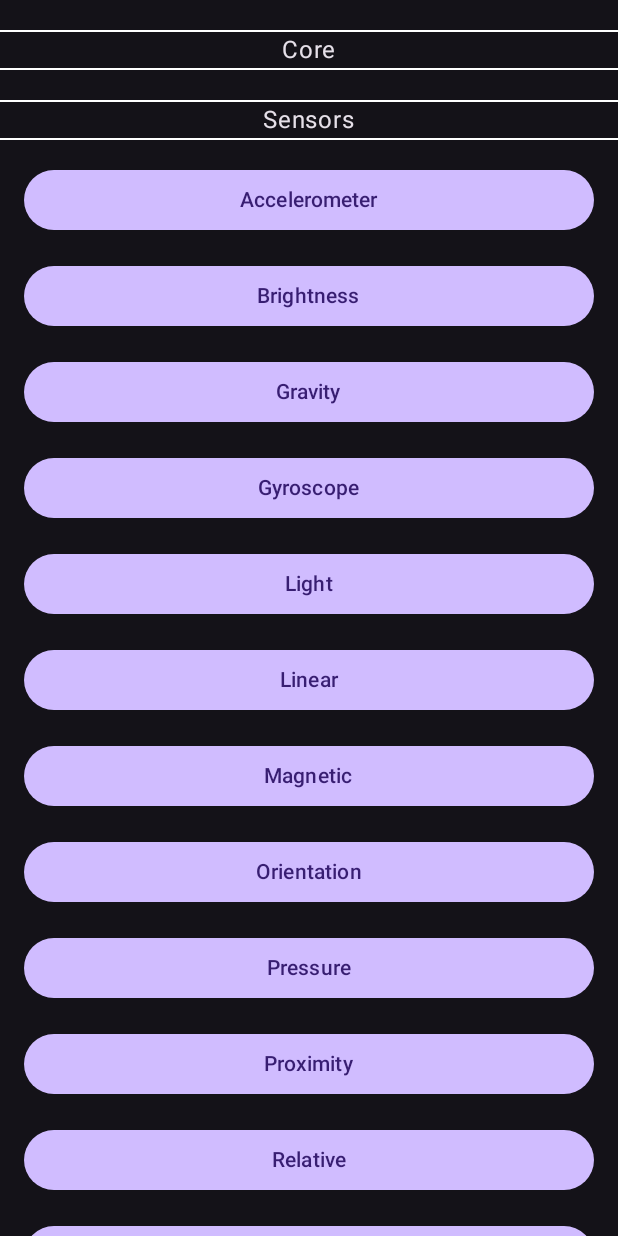
After one commit to JunkieLabs/sensify-android, an Android app built with Jetpack Compose: the LabsSensorsPage screen opened through its navigation route, on a phone screen of 412 x 824 dp. The commit adds this screen. Run offline under Robolectric (Android 15) with nearby library versions, the phone set to English and light mode, and no system bars; our stand-ins replace accompanist.

Commit message:
modified navigation

```diff
--- /dev/null
+++ b/app/src/main/java/io/sensify/sensor/ui/labs/navigations/NavDirectionsLabs.kt
@@ -0,0 +1,31 @@
+package io.sensify.sensor.ui.labs.navigations
+
+import androidx.navigation.NavController
+import androidx.navigation.NavGraphBuilder
+import androidx.navigation.compose.composable
+import androidx.navigation.compose.navigation
+import com.google.accompanist.pager.ExperimentalPagerApi
+import io.sensify.sensor.ui.labs.root.LabsPage
+import io.sensify.sensor.ui.labs.sensors.LabsSensorsPage
+import io.sensify.sensor.ui.labs.viewpager.ViewPagerSlider
+
+/**
+ * Created by Niraj on 04-08-2022.
+ */
+sealed class NavDirectionsLabs(val route: String) {
+    object Root: NavDirectionsLabs("root")
+    object Sensors: NavDirectionsLabs("sensors")
+    object Styles: NavDirectionsLabs("styles")
+    object ViewPager: NavDirectionsLabs("view_pager_screen")
+
+}
+
+@OptIn(ExperimentalPagerApi::class)
+fun NavGraphBuilder.labsGraph(navController: NavController){
+    navigation(startDestination = NavDirectionsLabs.Root.route, route = "labs1") {
+        composable(NavDirectionsLabs.Root.route) { LabsPage(navController) }
+        composable(NavDirectionsLabs.Sensors.route) { LabsSensorsPage(navController) }
+        composable(NavDirectionsLabs.ViewPager.route) { ViewPagerSlider() }
+        composable(NavDirectionsLabs.Styles.route) { LabsSensorsPage(navController) }
+    }
+}
--- /dev/null
+++ b/app/src/main/java/io/sensify/sensor/ui/labs/root/LabsPage.kt
@@ -0,0 +1,108 @@
+package io.sensify.sensor.ui.labs.root
+
+import androidx.compose.foundation.layout.*
+import androidx.compose.foundation.rememberScrollState
+import androidx.compose.foundation.verticalScroll
+import androidx.compose.material3.Button
+import androidx.compose.material3.Divider
+import androidx.compose.material3.Text
+import androidx.compose.runtime.Composable
+import androidx.compose.ui.Alignment
+import androidx.compose.ui.Modifier
+import androidx.compose.ui.graphics.Color
+import androidx.compose.ui.unit.dp
+import androidx.compose.ui.unit.sp
+import androidx.navigation.NavController
+import io.sensify.sensor.ui.labs.navigations.NavDirectionsLabs
+
+/**
+ * Created by Niraj on 04-08-2022.
+ */
+
+@Composable
+fun LabsPage(navController: NavController) {
+    Column(
+        modifier = Modifier
+            .fillMaxSize()
+            .verticalScroll(rememberScrollState()),
+    ) {
+
+        Spacer(modifier = Modifier.height(20.dp))
+        Divider(color = Color.White, thickness = 1.dp)
+        Text(
+            text = "Core", modifier = Modifier
+                .align(alignment = Alignment.CenterHorizontally)
+                .padding(0.dp),
+            fontSize = 16.sp
+        )
+        Divider(color = Color.White, thickness = 1.dp)
+
+
+        Spacer(modifier = Modifier.height(16.dp))
+        Button(
+            onClick = { },
+            modifier = Modifier
+                .fillMaxWidth()
+                .padding(start = 16.dp, end = 16.dp)
+        ) {
+            Text(text = "Home")
+        }
+
+        Spacer(modifier = Modifier.height(16.dp))
+        Button(
+            onClick = { },
+            modifier = Modifier
+                .fillMaxWidth()
+                .padding(start = 16.dp, end = 16.dp)
+        ) {
+            Text(text = "Launcher")
+        }
+
+        Spacer(modifier = Modifier.height(16.dp))
+        Button(
+            onClick = {
+                navController.navigate(NavDirectionsLabs.Sensors.route)
+            },
+            modifier = Modifier
+                .fillMaxWidth()
+                .padding(start = 16.dp, end = 16.dp)
+        ) {
+            Text(text = "Sensors")
+        }
+        Spacer(modifier = Modifier.height(20.dp))
+        Divider(color = Color.White, thickness = 1.dp)
+        Text(
+            text = "Others", modifier = Modifier
+                .align(alignment = Alignment.CenterHorizontally)
+                .padding(0.dp),
+            fontSize = 16.sp
+        )
+        Divider(color = Color.White, thickness = 1.dp)
+        Spacer(modifier = Modifier.height(16.dp))
+        Button(
+            onClick = {
+                navController.navigate(NavDirectionsLabs.ViewPager.route)
+            },
+            modifier = Modifier
+                .fillMaxWidth()
+                .padding(start = 16.dp, end = 16.dp)
+        ) {
+            Text(text = "View Pager")
+        }
+        Divider(color = Color.White, thickness = 1.dp)
+
+        Spacer(modifier = Modifier.height(16.dp))
+        Button(
+            onClick = {
+                navController.navigate(NavDirectionsLabs.Styles.route)
+            },
+            modifier = Modifier
+                .fillMaxWidth()
+                .padding(start = 16.dp, end = 16.dp)
+        ) {
+            Text(text = "Styles")
+        }
+
+
+    }
+}
--- /dev/null
+++ b/app/src/main/java/io/sensify/sensor/ui/labs/sensors/LabsSensorsPage.kt
@@ -0,0 +1,211 @@
+package io.sensify.sensor.ui.labs.sensors
+
+import androidx.compose.foundation.layout.*
+import androidx.compose.foundation.rememberScrollState
+import androidx.compose.foundation.verticalScroll
+import androidx.compose.material3.Button
+import androidx.compose.material3.Divider
+import androidx.compose.material3.Text
+import androidx.compose.runtime.Composable
+import androidx.compose.ui.Alignment
+import androidx.compose.ui.Modifier
+import androidx.compose.ui.graphics.Color
+import androidx.compose.ui.unit.dp
+import androidx.compose.ui.unit.sp
+import androidx.navigation.NavController
+import io.sensify.sensor.ui.navigation.ScreenUrls
+
+/**
+ * Created by Niraj on 04-08-2022.
+ */
+
+@Composable
+fun LabsSensorsPage(navController: NavController) {
+
+    val sensorsLabList = listOf(
+        "Accelerometer",
+        "Brightness",
+        "Gravity",
+        "Gyroscope",
+        "Light",
+        "Linear",
+        "Magnetic",
+        "Orientation",
+        "Pressure",
+        "Proximity",
+        "Relative",
+        "Rotation",
+        "Temperature",
+    )
+
+    Column(
+    modifier = Modifier
+    .fillMaxSize()
+    .verticalScroll(rememberScrollState()),
+    ) {
+
+        Spacer(modifier = Modifier.height(20.dp))
+        Divider(color = Color.White, thickness = 1.dp)
+        Text(
+            text = "Core", modifier = Modifier
+                .align(alignment = Alignment.CenterHorizontally)
+                .padding(0.dp),
+            fontSize = 16.sp
+        )
+        Divider(color = Color.White, thickness = 1.dp)
+
+
+
+
+        Spacer(modifier = Modifier.height(20.dp))
+        Divider(color = Color.White, thickness = 1.dp)
+        Text(
+            text = "Sensors", modifier = Modifier
+                .align(alignment = Alignment.CenterHorizontally)
+                .padding(0.dp),
+            fontSize = 16.sp
+        )
+        Divider(color = Color.White, thickness = 1.dp)
+
+        Spacer(modifier = Modifier.height(16.dp))
+        Button(
+            onClick = { },
+            modifier = Modifier
+                .fillMaxWidth()
+                .padding(start = 16.dp, end = 16.dp)
+        ) {
+            Text(text = sensorsLabList[0])
+        }
+
+        Spacer(modifier = Modifier.height(16.dp))
+        Button(
+            onClick = { },
+            modifier = Modifier
+                .fillMaxWidth()
+                .padding(start = 16.dp, end = 16.dp)
+        ) {
+            Text(text = sensorsLabList[1])
+        }
+
+        Spacer(modifier = Modifier.height(16.dp))
+        Button(
+            onClick = { },
+            modifier = Modifier
+                .fillMaxWidth()
+                .padding(start = 16.dp, end = 16.dp)
+        ) {
+            Text(text = sensorsLabList[2])
+        }
+
+        Spacer(modifier = Modifier.height(16.dp))
+        Button(
+            onClick = { },
+            modifier = Modifier
+                .fillMaxWidth()
+                .padding(start = 16.dp, end = 16.dp)
+        ) {
+            Text(text = sensorsLabList[3])
+        }
+
+        Spacer(modifier = Modifier.height(16.dp))
+        Button(
+            onClick = { },
+            modifier = Modifier
+                .fillMaxWidth()
+                .padding(start = 16.dp, end = 16.dp)
+        ) {
+            Text(text = sensorsLabList[4])
+        }
+
+        Spacer(modifier = Modifier.height(16.dp))
+        Button(
+            onClick = { },
+            modifier = Modifier
+                .fillMaxWidth()
+                .padding(start = 16.dp, end = 16.dp)
+        ) {
+            Text(text = sensorsLabList[5])
+        }
+
+        Spacer(modifier = Modifier.height(16.dp))
+        Button(
+            onClick = { },
+            modifier = Modifier
+                .fillMaxWidth()
+                .padding(start = 16.dp, end = 16.dp)
+        ) {
+            Text(text = sensorsLabList[6])
+        }
+
+        Spacer(modifier = Modifier.height(16.dp))
+        Button(
+            onClick = { },
+            modifier = Modifier
+                .fillMaxWidth()
+                .padding(start = 16.dp, end = 16.dp)
+        ) {
+            Text(text = sensorsLabList[7])
+        }
+
+        Spacer(modifier = Modifier.height(16.dp))
+        Button(
+            onClick = { },
+            modifier = Modifier
+                .fillMaxWidth()
+                .padding(start = 16.dp, end = 16.dp)
+        ) {
+            Text(text = sensorsLabList[8])
+        }
+
+        Spacer(modifier = Modifier.height(16.dp))
+        Button(
+            onClick = { },
+            modifier = Modifier
+                .fillMaxWidth()
+                .padding(start = 16.dp, end = 16.dp)
+        ) {
+            Text(text = sensorsLabList[9])
+        }
+
+        Spacer(modifier = Modifier.height(16.dp))
+        Button(
+            onClick = { },
+            modifier = Modifier
+                .fillMaxWidth()
+                .padding(start = 16.dp, end = 16.dp)
+        ) {
+            Text(text = sensorsLabList[10])
+        }
+
+        Spacer(modifier = Modifier.height(16.dp))
+        Button(
+            onClick = { },
+            modifier = Modifier
+                .fillMaxWidth()
+                .padding(start = 16.dp, end = 16.dp)
+        ) {
+            Text(text = sensorsLabList[11])
+        }
+
+        Spacer(modifier = Modifier.height(16.dp))
+        Button(
+            onClick = { },
+            modifier = Modifier
+                .fillMaxWidth()
+                .padding(start = 16.dp, end = 16.dp)
+        ) {
+            Text(text = sensorsLabList[12])
+        }
+
+        Spacer(modifier = Modifier.height(20.dp))
+        Divider(color = Color.White, thickness = 1.dp)
+        Text(
+            text = "Others", modifier = Modifier
+                .align(alignment = Alignment.CenterHorizontally)
+                .padding(0.dp),
+            fontSize = 16.sp
+        )
+        Divider(color = Color.White, thickness = 1.dp)
+
+    }
+}
--- /dev/null
+++ b/app/src/main/java/io/sensify/sensor/ui/labs/styles/LabsStylesPage.kt
@@ -0,0 +1,55 @@
+package io.sensify.sensor.ui.labs.styles
+
+
+import androidx.compose.foundation.layout.*
+import androidx.compose.foundation.rememberScrollState
+import androidx.compose.foundation.verticalScroll
+import androidx.compose.material3.Button
+import androidx.compose.material3.Divider
+import androidx.compose.material3.Text
+import androidx.compose.runtime.Composable
+import androidx.compose.ui.Alignment
+import androidx.compose.ui.Modifier
+import androidx.compose.ui.graphics.Color
+import androidx.compose.ui.unit.dp
+import androidx.compose.ui.unit.sp
+import androidx.navigation.NavController
+
+/**
+ * Created by Niraj on 04-08-2022.
+ */
+
+@Composable
+fun LabsStylesPage(navController: NavController) {
+    Column(
+        modifier = Modifier
+            .fillMaxSize()
+            .verticalScroll(rememberScrollState()),
+    ) {
+
+        Spacer(modifier = Modifier.height(20.dp))
+        Divider(color = Color.White, thickness = 1.dp)
+        Text(
+            text = "Core", modifier = Modifier
+                .align(alignment = Alignment.CenterHorizontally)
+                .padding(0.dp),
+            fontSize = 16.sp
+        )
+        Divider(color = Color.White, thickness = 1.dp)
+
+
+        Spacer(modifier = Modifier.height(16.dp))
+        Button(
+            onClick = { },
+            modifier = Modifier
+                .fillMaxWidth()
+                .padding(start = 16.dp, end = 16.dp)
+        ) {
+            Text(text = "S1")
+        }
+
+        Spacer(modifier = Modifier.height(16.dp))
+
+
+    }
+}
--- a/app/src/main/java/io/sensify/sensor/ui/navigation/NavigationGraph.kt
+++ b/app/src/main/java/io/sensify/sensor/ui/navigation/NavigationGraph.kt
@@ -2,11 +2,9 @@ package io.sensify.sensor.ui.navigation
 
 import androidx.compose.runtime.Composable
 import androidx.navigation.compose.NavHost
-import androidx.navigation.compose.composable
 import androidx.navigation.compose.rememberNavController
 import com.google.accompanist.pager.ExperimentalPagerApi
-import io.sensify.sensor.ui.screens.LabListScreen
-import io.sensify.sensor.ui.labs.viewpager.ViewPagerSlider
+import io.sensify.sensor.ui.labs.navigations.labsGraph
 
 /**
  * Created by Manish Kumar on 30/07/22.
@@ -17,14 +15,29 @@ import io.sensify.sensor.ui.labs.viewpager.ViewPagerSlider
 fun NavigationGraph(){
     val navController = rememberNavController()
 
-    NavHost(navController = navController, startDestination = ScreenUrls.LabListScreen.route) {
+    NavHost(navController = navController, startDestination = "labs1") {
 
-        composable(route = ScreenUrls.LabListScreen.route){
+        labsGraph(navController)
+/*        composable(route = ScreenUrls.LabListScreen.route){
             LabListScreen(navController)
         }
 
         composable(route = ScreenUrls.ViewPagerScreen.route){
             ViewPagerSlider()
+        }*/
+    }
+
+    /*
+     NavHost(navController = navController, startDestination = ScreenUrls.LabListScreen.route) {
+
+        labsGraph(navController)
+/*        composable(route = ScreenUrls.LabListScreen.route){
+            LabListScreen(navController)
         }
+
+        composable(route = ScreenUrls.ViewPagerScreen.route){
+            ViewPagerSlider()
+        }*/
     }
+    * */
 }
```
Also changed, not shown: 1 other file.
